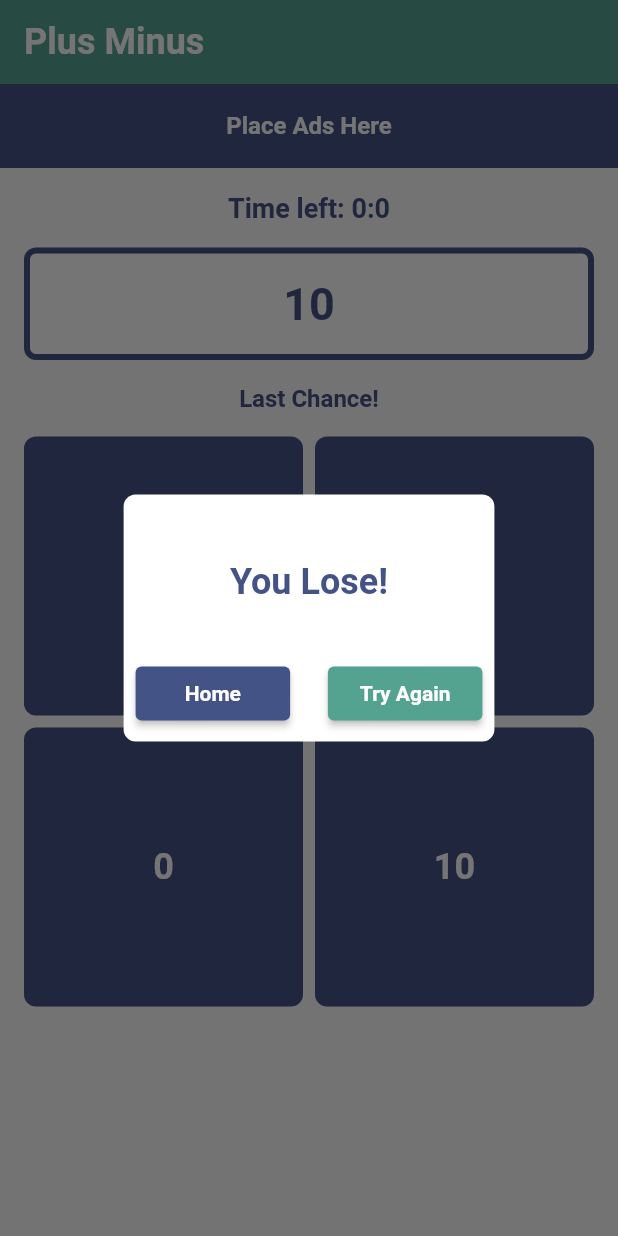
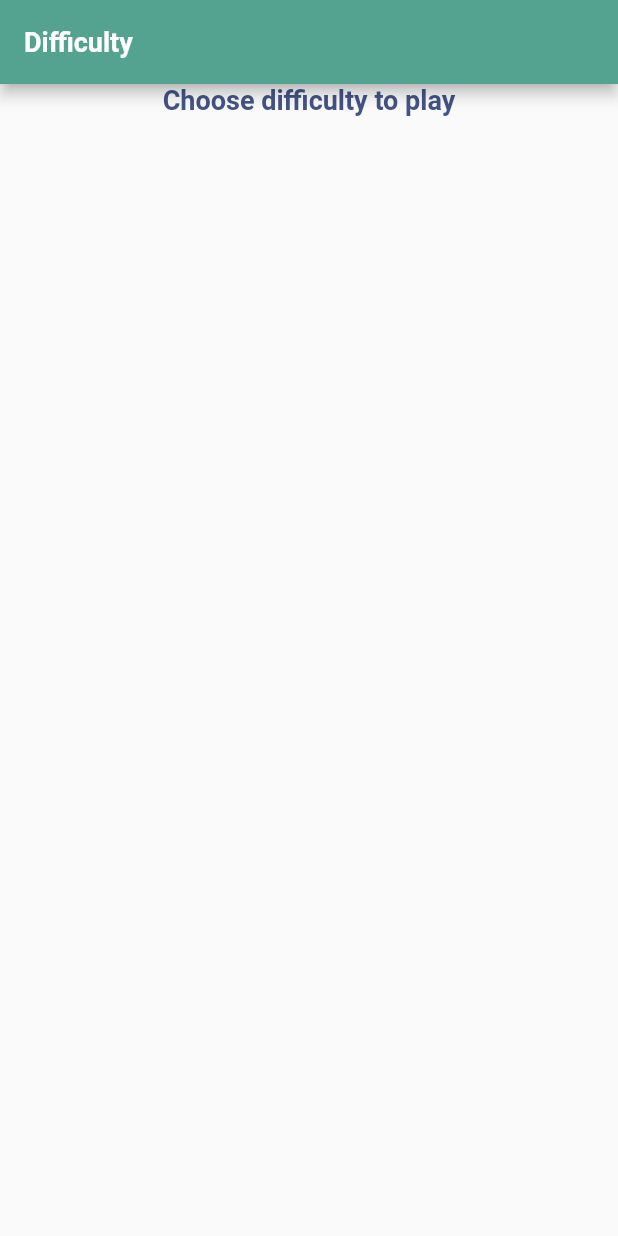
Before and after one commit to TheTarius26/cannacal, a Flutter app: the screen it shows after launch, on a phone screen of 412 x 824 dp. Run offline on Flutter 3.47's test engine with Material 2 defaults, Android fonts, the light colour scheme and no system bars; our stand-ins replace get, google_fonts.

Commit message:
add difficulty page add home page

```diff
--- a/lib/app/data/enums/difficulty.dart
+++ /dev/null
@@ -1 +0,0 @@
-enum Difficulty { easy, medium, hard }
--- a/lib/app/data/model/game_setting.dart
+++ b/lib/app/data/model/game_setting.dart
@@ -1,5 +1,3 @@
-import 'package:cannacal/app/data/enums/difficulty.dart';
-
 class GameSetting {
   int lives;
   int matrix;
--- /dev/null
+++ b/lib/app/modules/difficulty/controllers/difficulty_controller.dart
@@ -0,0 +1,3 @@
+import 'package:get/get.dart';
+
+class DifficultyController extends GetxController {}
--- /dev/null
+++ b/lib/app/modules/difficulty/views/difficulty_view.dart
@@ -0,0 +1,47 @@
+import 'package:cannacal/app/core/theme/color_theme.dart';
+import 'package:cannacal/app/core/theme/text_theme.dart';
+import 'package:cannacal/app/core/utils/constant.dart';
+import 'package:flutter/material.dart';
+
+import 'package:get/get.dart';
+
+import '../controllers/difficulty_controller.dart';
+
+class DifficultyView extends GetView<DifficultyController> {
+  const DifficultyView({Key? key}) : super(key: key);
+
+  @override
+  Widget build(BuildContext context) {
+    return SafeArea(
+      child: Scaffold(
+        appBar: AppBar(
+          backgroundColor: colorSecondary,
+          title: Text(
+            'Difficulty',
+            style: textStyle.copyWith(
+              fontSize: 18,
+              color: colorSurface,
+              fontWeight: FontWeight.bold,
+            ),
+          ),
+        ),
+        body: SingleChildScrollView(
+          child: Column(
+            children: [
+              Center(
+                child: Text(
+                  'Choose difficulty to play',
+                  style: textStyle.copyWith(
+                    color: colorPrimary,
+                    fontSize: 18,
+                    fontWeight: FontWeight.bold,
+                  ),
+                ),
+              ),
+            ],
+          ),
+        ),
+      ),
+    );
+  }
+}
--- a/lib/app/routes/app_routes.dart
+++ b/lib/app/routes/app_routes.dart
@@ -4,9 +4,13 @@ part of 'app_pages.dart';
 abstract class Routes {
   Routes._();
   static const GAME = _Paths.GAME;
+  static const HOME = _Paths.HOME;
+  static const DIFFICULTY = _Paths.DIFFICULTY;
 }
 
 abstract class _Paths {
   _Paths._();
   static const GAME = '/game';
+  static const HOME = '/home';
+  static const DIFFICULTY = '/difficulty';
 }
```
Also changed, not shown: lib/app/modules/difficulty/bindings/difficulty_binding.dart (added, +12 -0 lines), lib/app/modules/home/bindings/home_binding.dart (added, +12 -0 lines), lib/app/modules/home/controllers/home_controller.dart (added, +20 -0 lines), lib/app/modules/home/views/home_view.dart (added, +23 -0 lines), lib/app/routes/app_pages.dart (+18 -3 lines).
